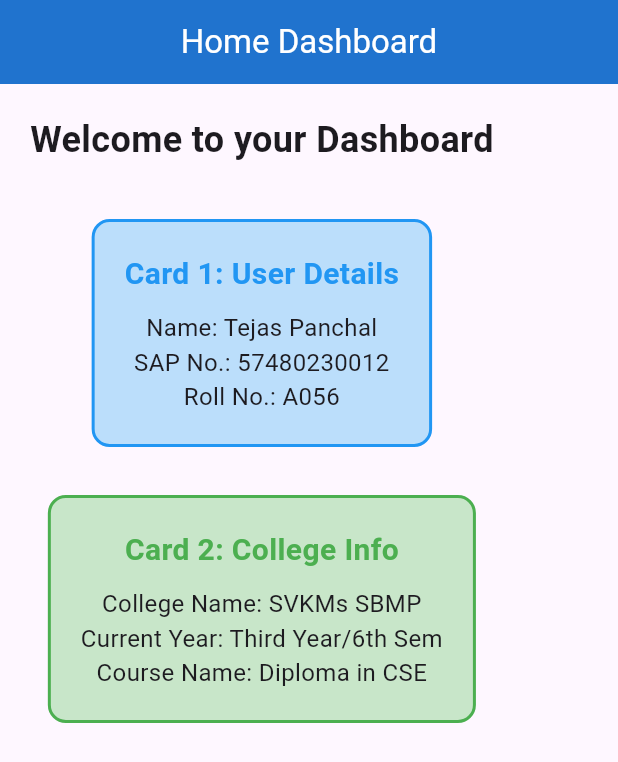
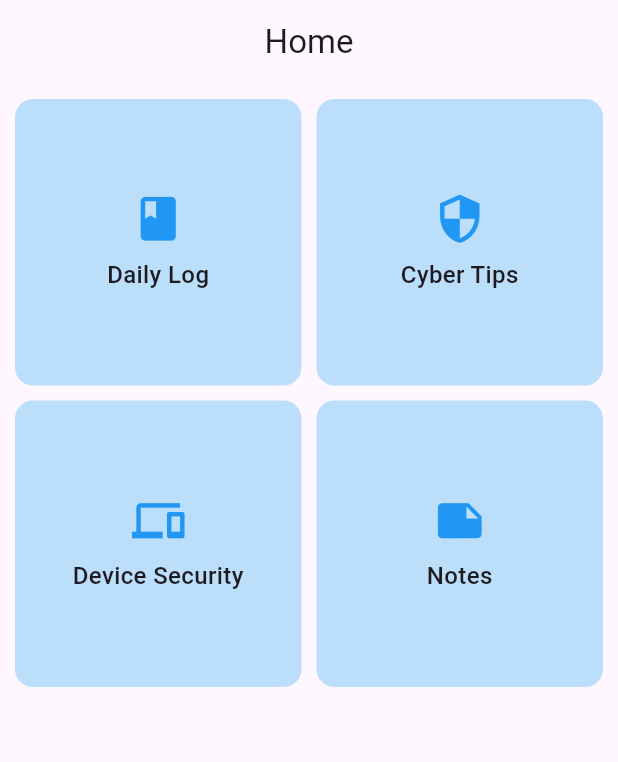
Before and after one commit to tejas1376/cyberlog, a Flutter app: the screen it shows after launch, on a phone screen of 412 x 824 dp. Shown: the top 762 px of the screen. Run offline on Flutter 3.47's test engine with Material 3 defaults, Android fonts, the phone set to English and light mode, and no system bars.

Commit message:
Added GridView for displaying 4 Cards

```diff
--- a/lib/main.dart
+++ b/lib/main.dart
@@ -9,12 +9,9 @@ class MyApp extends StatelessWidget {
 
   @override
   Widget build(BuildContext context) {
-    return MaterialApp(
-      title: 'Home Dashboard',
-      theme: ThemeData(
-        primarySwatch: Colors.blue,
-      ),
-      home: const HomeScreen(),
+    return const MaterialApp(
+      debugShowCheckedModeBanner: false,
+      home: HomeScreen(),
     );
   }
 }
@@ -25,86 +22,45 @@ class HomeScreen extends StatelessWidget {
   @override
   Widget build(BuildContext context) {
     return Scaffold(
-      // AppBar at the top
       appBar: AppBar(
-        title: const Text('Home Dashboard'),
+        title: const Text("Home"),
         centerTitle: true,
-        backgroundColor: Colors.blue[700],
-        foregroundColor: Colors.white,
-        elevation: 4,
       ),
-
-      // Body content
-      body: Column(
+      body: Padding(
+        padding: const EdgeInsets.all(10),
+        child: GridView.count(
+          crossAxisCount: 2,
+          crossAxisSpacing: 10,
+          mainAxisSpacing: 10,
           children: [
-          // Welcome text
-          Container(
-            padding: const EdgeInsets.all(20),
-            child: const Text(
-              'Welcome to your Dashboard',
-              style: TextStyle(
-                fontSize: 24,
-                fontWeight: FontWeight.bold,
-              ),
-            ),
-          ),
-
-          // First Card
-          Container(
-            margin: const EdgeInsets.all(16),
-            padding: const EdgeInsets.all(20),
-            decoration: BoxDecoration(
-              color: Colors.blue[100],
-              borderRadius: BorderRadius.circular(12),
-              border: Border.all(color: Colors.blue, width: 2),
-            ),
-            child: const Column(
-              children: [
-                Text(
-                  'Card 1: User Details',
-                  style: TextStyle(
-                    fontSize: 20,
-                    fontWeight: FontWeight.bold,
-                    color: Colors.blue,
-                  ),
-                ),
-                SizedBox(height: 10),
-                Text(
-                  'Name: Tejas Panchal\nSAP No.: 57480230012\nRoll No.: A056',
-                  style: TextStyle(fontSize: 16),
-                  textAlign: TextAlign.center,
-                ),
+            simpleCard("Daily Log", Icons.book),
+            simpleCard("Cyber Tips", Icons.security),
+            simpleCard("Device Security", Icons.devices),
+            simpleCard("Notes", Icons.note),
           ],
         ),
       ),
+    );
+  }
 
-          // Second Card
-          Container(
-            margin: const EdgeInsets.all(16),
-            padding: const EdgeInsets.all(20),
+  Widget simpleCard(String title, IconData icon) {
+    return Container(
       decoration: BoxDecoration(
-              color: Colors.green[100],
+        color: Colors.blue.shade100,
         borderRadius: BorderRadius.circular(12),
-              border: Border.all(color: Colors.green, width: 2),
       ),
-            child: const Column(
+      child: Column(
+        mainAxisAlignment: MainAxisAlignment.center,
         children: [
+          Icon(icon, size: 35, color: Colors.blue),
+          const SizedBox(height: 8),
           Text(
-                  'Card 2: College Info',
-                  style: TextStyle(
-                    fontSize: 20,
-                    fontWeight: FontWeight.bold,
-                    color: Colors.green,
+            title,
+            style: const TextStyle(
+              fontSize: 16,
+              fontWeight: FontWeight.w500,
             ),
-                ),
-                SizedBox(height: 10),
-                Text(
-                  'College Name: SVKMs SBMP\nCurrent Year: Third Year/6th Sem\nCourse Name: Diploma in CSE',
-                  style: TextStyle(fontSize: 16),
             textAlign: TextAlign.center,
-                ),
-              ],
-            ),
           ),
         ],
       ),
```
Lines whose indentation alone changed are shown as unchanged.
